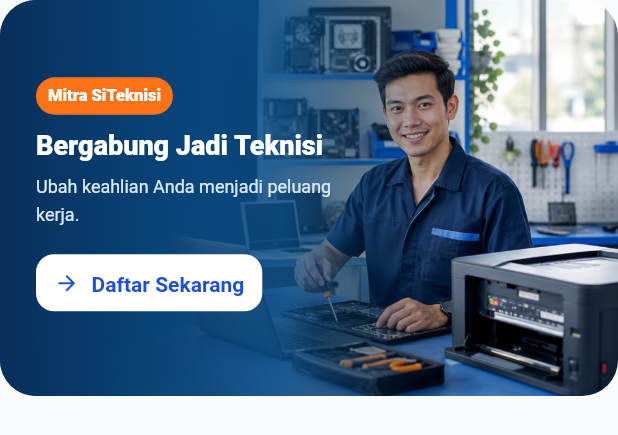
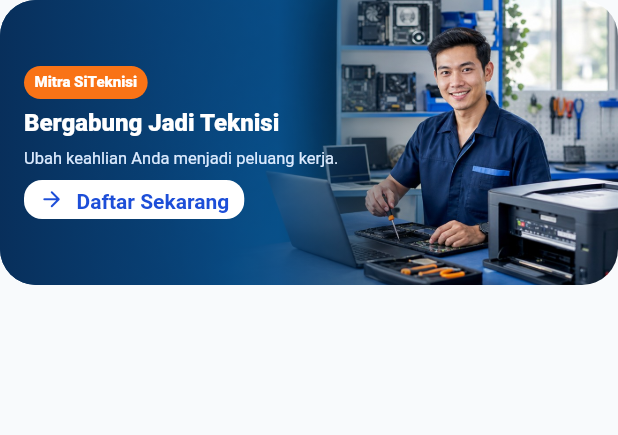
Before and after one commit to sandhypras/SiTeknisi_App, a Flutter app: the _JoinTechnicianBanner widget shown alone on an empty page, opened directly, on a phone screen of 412 x 824 dp. Shown: the top 435 px of the screen. Run offline on Flutter 3.47's test engine with Material 3 defaults, Android fonts, the phone set to English and light mode, and no system bars; our stand-ins replace flutter_riverpod, go_router, image_picker, shared_preferences; accounts and stored records are empty.

Commit message:
fix(mobile): fit join banner as landscape background

```diff
--- a/lib/features/customer/presentation/screens/customer_home_screen.dart
+++ b/lib/features/customer/presentation/screens/customer_home_screen.dart
@@ -280,7 +280,7 @@ class _JoinTechnicianBanner extends StatelessWidget {
       child: InkWell(
         onTap: () => context.push(AppRoutes.technicianJoin),
         child: Ink(
-          height: 264,
+          height: 190,
           decoration: const BoxDecoration(
             image: DecorationImage(
               image: AssetImage(AppAssets.joinTechnicianBanner),
@@ -289,29 +289,32 @@ class _JoinTechnicianBanner extends StatelessWidget {
             ),
           ),
           child: Container(
-            padding: const EdgeInsets.all(AppSpacing.lg),
+            padding: const EdgeInsets.symmetric(
+              horizontal: AppSpacing.md,
+              vertical: AppSpacing.sm,
+            ),
             decoration: BoxDecoration(
               gradient: LinearGradient(
                 colors: [
                   const Color(0xFF082F5B).withValues(alpha: 0.98),
-                  const Color(0xFF0B4F8A).withValues(alpha: 0.78),
+                  const Color(0xFF0B4F8A).withValues(alpha: 0.7),
                   Colors.transparent,
                 ],
-                stops: const [0, 0.46, 0.78],
+                stops: const [0, 0.45, 0.72],
               ),
             ),
             child: Align(
               alignment: Alignment.centerLeft,
               child: FractionallySizedBox(
-                widthFactor: 0.56,
+                widthFactor: 0.58,
                 child: Column(
                   mainAxisAlignment: MainAxisAlignment.center,
                   crossAxisAlignment: CrossAxisAlignment.start,
                   children: [
                     Container(
                       padding: const EdgeInsets.symmetric(
-                        horizontal: AppSpacing.xs,
-                        vertical: AppSpacing.xxs,
+                        horizontal: 7,
+                        vertical: 3,
                       ),
                       decoration: BoxDecoration(
                         color: AppColors.secondary,
@@ -321,16 +324,17 @@ class _JoinTechnicianBanner extends StatelessWidget {
                         'Mitra SiTeknisi',
                         style: TextStyle(
                           color: AppColors.surface,
-                          fontSize: 11,
+                          fontSize: 10,
                           fontWeight: FontWeight.w900,
                         ),
                       ),
                     ),
-                    const SizedBox(height: AppSpacing.xs),
+                    const SizedBox(height: AppSpacing.xxs),
                     Text(
                       'Bergabung Jadi Teknisi',
                       maxLines: 2,
-                      style: Theme.of(context).textTheme.titleLarge?.copyWith(
+                      overflow: TextOverflow.ellipsis,
+                      style: Theme.of(context).textTheme.titleMedium?.copyWith(
                         color: AppColors.surface,
                         fontWeight: FontWeight.w900,
                       ),
@@ -341,18 +345,19 @@ class _JoinTechnicianBanner extends StatelessWidget {
                       maxLines: 2,
                       style: TextStyle(
                         color: AppColors.primaryLight,
-                        fontSize: 12,
+                        fontSize: 11,
+                        height: 1.25,
                       ),
                     ),
-                    const SizedBox(height: AppSpacing.sm),
+                    const SizedBox(height: AppSpacing.xs),
                     FilledButton.icon(
                       style: FilledButton.styleFrom(
-                        minimumSize: const Size(0, 38),
+                        minimumSize: const Size(0, 34),
                         backgroundColor: AppColors.surface,
                         foregroundColor: AppColors.primaryDark,
-                        padding: const EdgeInsets.symmetric(
-                          horizontal: AppSpacing.sm,
-                        ),
+                        padding: const EdgeInsets.symmetric(horizontal: 10),
+                        visualDensity: VisualDensity.compact,
+                        tapTargetSize: MaterialTapTargetSize.shrinkWrap,
                       ),
                       onPressed: () => context.push(AppRoutes.technicianJoin),
                       icon: const Icon(Icons.arrow_forward_rounded, size: 17),
```
